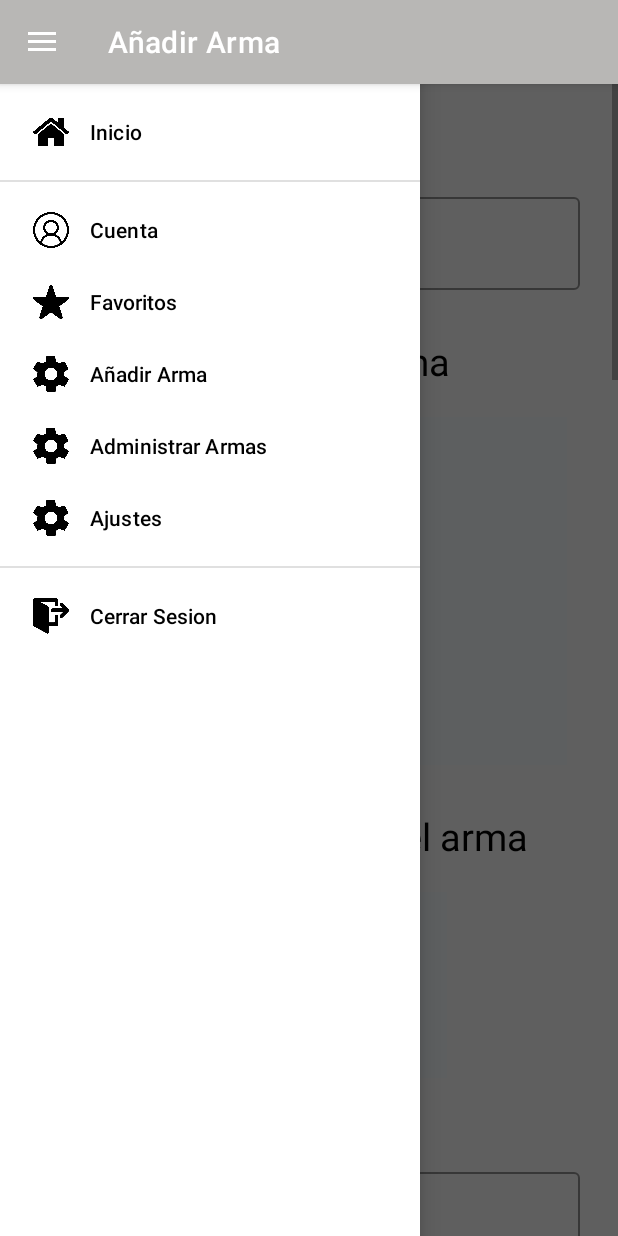
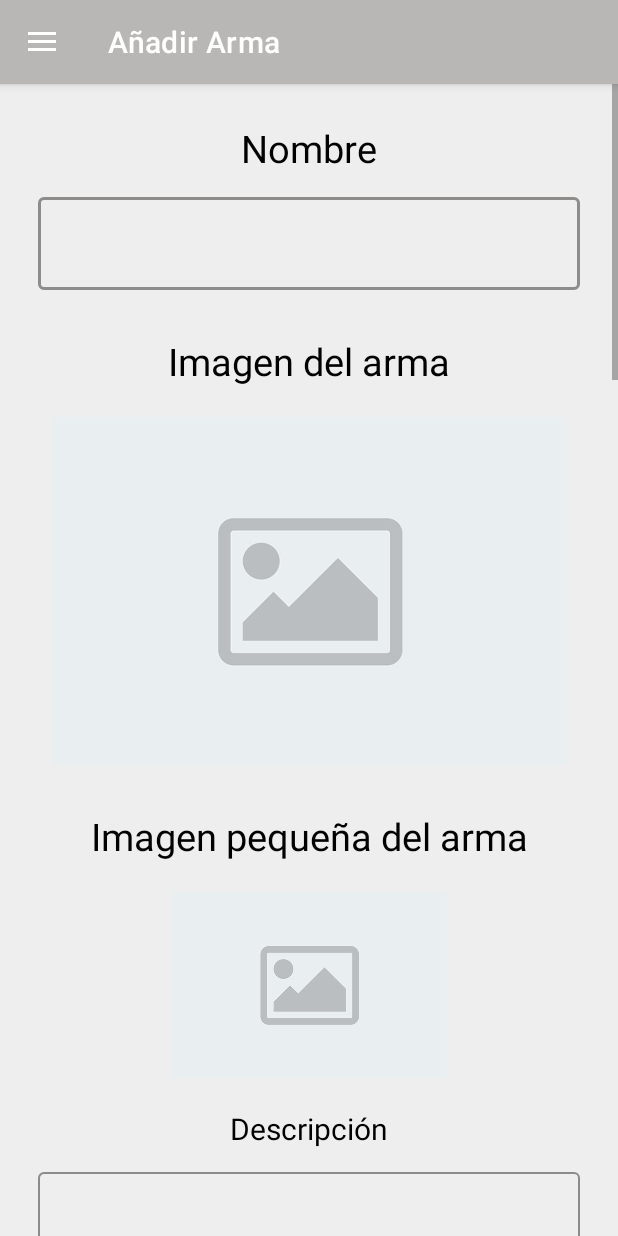
Before and after one commit to Adrixcven/Clov-is, an Android app: the addArma screen opened through its navigation route, in the side drawer, after a tap on "Añadir Arma", on a phone screen of 412 x 824 dp. Run offline under Robolectric (Android 15) with nearby library versions, the phone set to English and light mode, and no system bars; our stand-ins replace Firebase (no records; nobody signed in at launch, a user with empty details on screens opened directly), data binding, navigation-ui.

Commit message:
Tasca 10

```diff
--- a/app/src/main/java/cat/copernic/clovis/Activity/MainActivity.kt
+++ b/app/src/main/java/cat/copernic/clovis/Activity/MainActivity.kt
@@ -1,26 +1,21 @@
 package cat.copernic.clovis.Activity
 
+import android.R
 import android.content.Intent
+import android.os.Bundle
 import androidx.appcompat.app.AppCompatActivity
-import android.os.Bundle
-import androidx.fragment.app.Fragment
+import androidx.core.view.GravityCompat
+import androidx.drawerlayout.widget.DrawerLayout
 import androidx.navigation.NavController
-import androidx.navigation.findNavController
-import androidx.navigation.fragment.findNavController
 import androidx.navigation.fragment.NavHostFragment
-import androidx.navigation.fragment.NavHostFragment.Companion.findNavController
 import androidx.navigation.ui.AppBarConfiguration
 import androidx.navigation.ui.navigateUp
 import androidx.navigation.ui.setupActionBarWithNavController
-import androidx.navigation.ui.setupWithNavController
-import cat.copernic.clovis.Fragment.SeleccionarArma
-import cat.copernic.clovis.Fragment.ajustes
-import cat.copernic.clovis.Fragment.verUsuario
-import cat.copernic.clovis.R
 import cat.copernic.clovis.databinding.ActivityMainBinding
 import com.google.firebase.auth.FirebaseAuth
 import com.google.firebase.auth.ktx.auth
 import com.google.firebase.ktx.Firebase
+
 
 class MainActivity : AppCompatActivity() {
     private lateinit var appBarConfiguration: AppBarConfiguration
@@ -34,14 +29,14 @@ class MainActivity : AppCompatActivity() {
 
         auth = Firebase.auth
         val navHostFragment = supportFragmentManager
-            .findFragmentById(R.id.nav_host_fragment) as NavHostFragment
+            .findFragmentById(cat.copernic.clovis.R.id.nav_host_fragment) as NavHostFragment
         navController = navHostFragment.navController
 
 
         setupActionBarWithNavController(navController)
         //menú lateral
         appBarConfiguration = AppBarConfiguration(
-            setOf(R.id.seleccionarArma, R.id.verUsuario, R.id.ajustes, R.id.administradorArmas, R.id.addArma, R.id.favoritos),
+            setOf(cat.copernic.clovis.R.id.seleccionarArma, cat.copernic.clovis.R.id.verUsuario, cat.copernic.clovis.R.id.ajustes, cat.copernic.clovis.R.id.administradorArmas, cat.copernic.clovis.R.id.addArma, cat.copernic.clovis.R.id.favoritos),
             binding.drawerLayout
         )
         setupActionBarWithNavController(navController, appBarConfiguration)
@@ -49,13 +44,37 @@ class MainActivity : AppCompatActivity() {
 
             when (it.itemId) {
 
-                R.id.Inicio ->  navController.navigate(R.id.seleccionarArma)
-                R.id.Cuenta -> navController.navigate(R.id.verUsuario)
-                R.id.Favoritos -> navController.navigate(R.id.favoritos)
-                R.id.Ajustes -> navController.navigate(R.id.ajustes)
-                R.id.Añadir_Arma -> navController.navigate(R.id.addArma)
-                R.id.administrararmas -> navController.navigate(R.id.administradorArmas)
-                R.id.CerrarSesion -> {
+                cat.copernic.clovis.R.id.Inicio ->  {
+                    val drawerLayout = binding.drawerLayout
+                    drawerLayout.closeDrawer(GravityCompat.START);
+                    navController.navigate(cat.copernic.clovis.R.id.seleccionarArma)
+                }
+                cat.copernic.clovis.R.id.Cuenta -> {
+                    val drawerLayout = binding.drawerLayout
+                    drawerLayout.closeDrawer(GravityCompat.START);
+                    navController.navigate(cat.copernic.clovis.R.id.verUsuario)
+                }
+                cat.copernic.clovis.R.id.Favoritos -> {
+                    val drawerLayout = binding.drawerLayout
+                    drawerLayout.closeDrawer(GravityCompat.START);
+                    navController.navigate(cat.copernic.clovis.R.id.favoritos)
+                }
+                cat.copernic.clovis.R.id.Ajustes -> {
+                    val drawerLayout = binding.drawerLayout
+                    drawerLayout.closeDrawer(GravityCompat.START);
+                    navController.navigate(cat.copernic.clovis.R.id.ajustes)
+                }
+                cat.copernic.clovis.R.id.Añadir_Arma -> {
+                    val drawerLayout = binding.drawerLayout
+                    drawerLayout.closeDrawer(GravityCompat.START);
+                    navController.navigate(cat.copernic.clovis.R.id.addArma)
+                }
+                cat.copernic.clovis.R.id.administrararmas -> {
+                    val drawerLayout = binding.drawerLayout
+                    drawerLayout.closeDrawer(GravityCompat.START);
+                    navController.navigate(cat.copernic.clovis.R.id.administradorArmas)
+                }
+                cat.copernic.clovis.R.id.CerrarSesion -> {
                     auth.signOut()
                     val intent = Intent(this, Login::class.java)
                     startActivity(intent)
--- a/app/src/main/java/cat/copernic/clovis/Fragment/Info_objects.kt
+++ b/app/src/main/java/cat/copernic/clovis/Fragment/Info_objects.kt
@@ -125,10 +125,14 @@ class Info_objects : Fragment() {
                 val bitmap = BitmapFactory.decodeFile(localfile.absolutePath)
                 binding.imgObject.setImageBitmap(bitmap)
             }.await()
+            binding.cargandoImg.visibility=View.INVISIBLE
+            binding.imgObject.visibility=View.VISIBLE
             storageRefPerks.getFile(localfile).addOnSuccessListener {
                 val bitmap = BitmapFactory.decodeFile(localfile.absolutePath)
                 binding.imgPerks.setImageBitmap(bitmap)
             }.await()
+            binding.cargandoPerks.visibility=View.INVISIBLE
+            binding.imgPerks.visibility=View.VISIBLE
         }
     }
     fun favoritosadd(id: String){
--- a/app/src/main/java/cat/copernic/clovis/Fragment/addArma.kt
+++ b/app/src/main/java/cat/copernic/clovis/Fragment/addArma.kt
@@ -20,10 +20,14 @@ import androidx.fragment.app.Fragment
 import androidx.navigation.findNavController
 import cat.copernic.clovis.Models.Arma
 import cat.copernic.clovis.R
+import cat.copernic.clovis.Utils.Utilities
+import cat.copernic.clovis.Utils.Utilities.Companion.createNotification
+import cat.copernic.clovis.Utils.Utilities.Companion.createNotificationChannel
 import cat.copernic.clovis.data.dataArma
 import cat.copernic.clovis.databinding.FragmentAddArmaBinding
 import cat.copernic.clovis.datalist.ArmasList
 import com.google.firebase.firestore.FirebaseFirestore
+import com.google.firebase.installations.Utils
 import com.google.firebase.storage.FirebaseStorage
 import java.io.ByteArrayOutputStream
 import java.io.FileNotFoundException
@@ -42,6 +46,10 @@ class addArma : Fragment() {
     // TODO: Rename and change types of parameters
     private var param1: String? = null
     private var param2: String? = null
+    private var channelID = "ChannelID"
+    private var channelName = "ChannelName"
+    private val notificationID = 0
+
     private lateinit var binding: FragmentAddArmaBinding
     private var bd = FirebaseFirestore.getInstance()
     override fun onCreate(savedInstanceState: Bundle?) {
@@ -211,8 +219,11 @@ class addArma : Fragment() {
                             imageResourceId = selectedImage,
                             id = arma.nombre
                         )
+                        Utilities.createNotificationChannel(channelName, channelID, requireContext())
+                        Utilities.createNotification(requireContext(), channelID, notificationID)
+
                         ArmasList.armas.add(wallItem)
-                            view?.findNavController()?.navigate(R.id.action_addArma_to_seleccionarArma)
+                        view?.findNavController()?.navigate(R.id.action_addArma_to_seleccionarArma)
                     }
                         .addOnFailureListener{ //No s'ha afegit el departament...
                         val context: Context = requireContext()
@@ -251,6 +262,7 @@ class addArma : Fragment() {
 
 
 
+
     companion object {
         /**
          * Use this factory method to create a new instance of
--- a/app/src/main/java/cat/copernic/clovis/Fragment/editarArma.kt
+++ b/app/src/main/java/cat/copernic/clovis/Fragment/editarArma.kt
@@ -262,14 +262,20 @@ class editarArma : Fragment() {
                 val bitmap = BitmapFactory.decodeFile(localfile.absolutePath)
                 binding.imgObject.setImageBitmap(bitmap)
             }.await()
+            binding.cargaImg.visibility=View.INVISIBLE
+            binding.imgObject.visibility=View.VISIBLE
             storageRefPerks.getFile(localfile).addOnSuccessListener {
                 val bitmap = BitmapFactory.decodeFile(localfile.absolutePath)
                 binding.imgPerks.setImageBitmap(bitmap)
             }.await()
+            binding.cargaPerks.visibility=View.INVISIBLE
+            binding.imgPerks.visibility=View.VISIBLE
             storageRefLittle.getFile(localfile).addOnSuccessListener {
                 val bitmap = BitmapFactory.decodeFile(localfile.absolutePath)
                 binding.imgObjectLittle.setImageBitmap(bitmap)
             }.await()
+            binding.cargaImgLittle.visibility=View.INVISIBLE
+            binding.imgObject.visibility=View.VISIBLE
         }
     }
     fun llegirDades(): Arma {
--- /dev/null
+++ b/app/src/main/res/anim/fade_in.xml
@@ -0,0 +1,6 @@
+<?xml version="1.0" encoding="utf-8"?>
+<alpha xmlns:android="http://schemas.android.com/apk/res/android"
+    android:interpolator="@android:anim/decelerate_interpolator"
+    android:fromAlpha="0.0"
+    android:toAlpha="1.0"
+    android:duration="500" />
--- a/app/src/main/res/navigation/nav_graph.xml
+++ b/app/src/main/res/navigation/nav_graph.xml
@@ -11,6 +11,10 @@
         tools:layout="@layout/fragment_add_arma" >
         <action
             android:id="@+id/action_addArma_to_seleccionarArma"
+            app:enterAnim="@anim/enter"
+            app:exitAnim="@anim/exit"
+            app:popEnterAnim="@anim/pop_enter"
+            app:popExitAnim="@anim/pop_exit"
             app:destination="@id/seleccionarArma" />
     </fragment>
     <fragment
@@ -20,9 +24,17 @@
         tools:layout="@layout/fragment_administrador_armas" >
         <action
             android:id="@+id/action_administradorArmas_to_editarArma"
+            app:enterAnim="@anim/enter"
+            app:exitAnim="@anim/exit"
+            app:popEnterAnim="@anim/pop_enter"
+            app:popExitAnim="@anim/pop_exit"
             app:destination="@id/editarArma" />
         <action
             android:id="@+id/action_administradorArmas_to_info_objects"
+            app:enterAnim="@anim/enter"
+            app:exitAnim="@anim/exit"
+            app:popEnterAnim="@anim/pop_enter"
+            app:popExitAnim="@anim/pop_exit"
             app:destination="@id/info_objects" />
         <argument android:name="id"
             app:argType="string" />
@@ -31,6 +43,10 @@
             app:argType="string" />
         <action
             android:id="@+id/action_administradorArmas_self"
+            app:enterAnim="@anim/enter"
+            app:exitAnim="@anim/exit"
+            app:popEnterAnim="@anim/pop_enter"
+            app:popExitAnim="@anim/pop_exit"
             app:destination="@id/administradorArmas" />
     </fragment>
     <fragment
@@ -45,6 +61,10 @@
         tools:layout="@layout/fragment_editar_usuario" >
         <action
             android:id="@+id/action_editar_usuario_to_verUsuario"
+            app:enterAnim="@anim/enter"
+            app:exitAnim="@anim/exit"
+            app:popEnterAnim="@anim/pop_enter"
+            app:popExitAnim="@anim/pop_exit"
             app:destination="@id/verUsuario" />
         <argument
             android:name="id"
@@ -57,6 +77,10 @@
         tools:layout="@layout/fragment_editar_weapon" >
         <action
             android:id="@+id/action_editarArma_to_administradorArmas"
+            app:enterAnim="@anim/enter"
+            app:exitAnim="@anim/exit"
+            app:popEnterAnim="@anim/pop_enter"
+            app:popExitAnim="@anim/pop_exit"
             app:destination="@id/administradorArmas" />
         <argument
             android:name="id"
@@ -69,6 +93,10 @@
         tools:layout="@layout/fragment_info_objects" >
         <action
             android:id="@+id/action_info_objects_to_seleccionarArma"
+            app:enterAnim="@anim/enter"
+            app:exitAnim="@anim/exit"
+            app:popEnterAnim="@anim/pop_enter"
+            app:popExitAnim="@anim/pop_exit"
             app:destination="@id/seleccionarArma" />
         <argument
             android:name="id"
@@ -81,6 +109,10 @@
         tools:layout="@layout/fragment_seleccionar_arma" >
         <action
             android:id="@+id/action_seleccionarArma_to_info_objects"
+            app:enterAnim="@anim/enter"
+            app:exitAnim="@anim/exit"
+            app:popEnterAnim="@anim/pop_enter"
+            app:popExitAnim="@anim/pop_exit"
             app:destination="@id/info_objects" />
     </fragment>
     <fragment
@@ -90,6 +122,10 @@
         tools:layout="@layout/fragment_ver_usuario" >
         <action
             android:id="@+id/action_verUsuario_to_editar_usuario"
+            app:enterAnim="@anim/enter"
+            app:exitAnim="@anim/exit"
+            app:popEnterAnim="@anim/pop_enter"
+            app:popExitAnim="@anim/pop_exit"
             app:destination="@id/editar_usuario" />
     </fragment>
     <fragment
@@ -99,6 +135,10 @@
         tools:layout="@layout/fragment_favoritos">
         <action
             android:id="@+id/action_favoritos_to_info_objects"
+            app:enterAnim="@anim/enter"
+            app:exitAnim="@anim/exit"
+            app:popEnterAnim="@anim/pop_enter"
+            app:popExitAnim="@anim/pop_exit"
             app:destination="@id/info_objects" />
     </fragment>
 </navigation>
```
Also changed, not shown: app/src/main/java/cat/copernic/clovis/Activity/SplashScreen.kt (+8 -0 lines), app/src/main/java/cat/copernic/clovis/Utils/Utilities.kt (+48 -0 lines), app/src/main/res/anim/enter.xml (added, +8 -0 lines), app/src/main/res/anim/exit.xml (added, +9 -0 lines), app/src/main/res/anim/pop_enter.xml (added, +8 -0 lines), app/src/main/res/anim/pop_exit.xml (added, +8 -0 lines), app/src/main/res/layout/fragment_editar_weapon.xml (+31 -0 lines), app/src/main/res/layout/fragment_info_objects.xml (+21 -0 lines).
